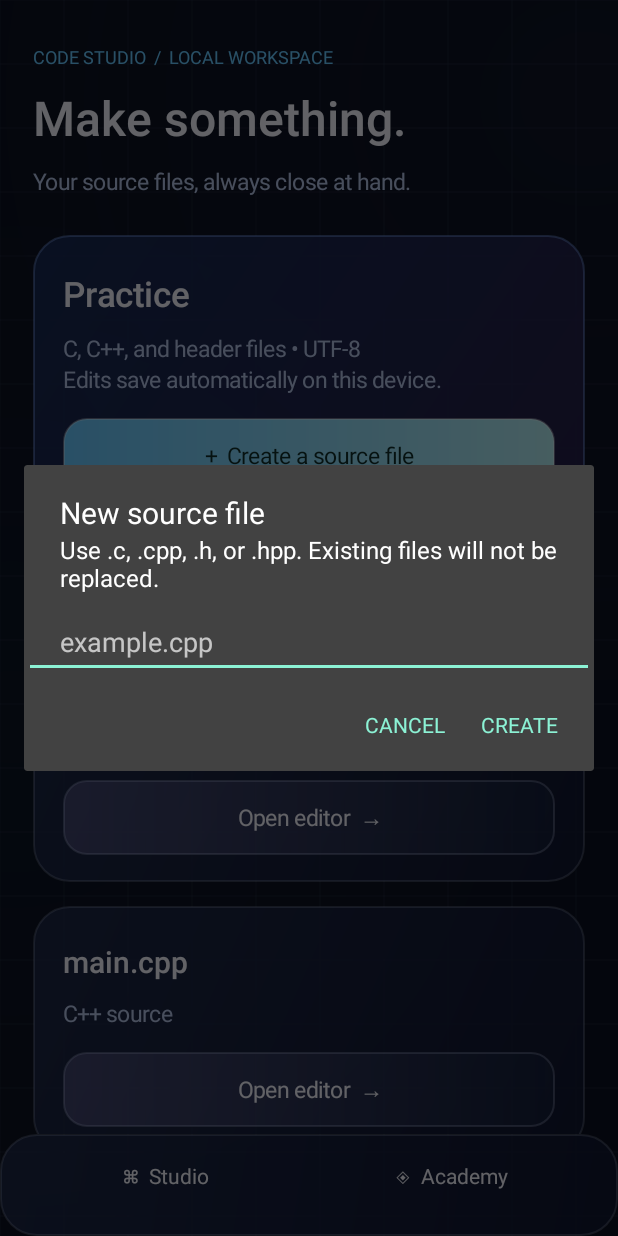
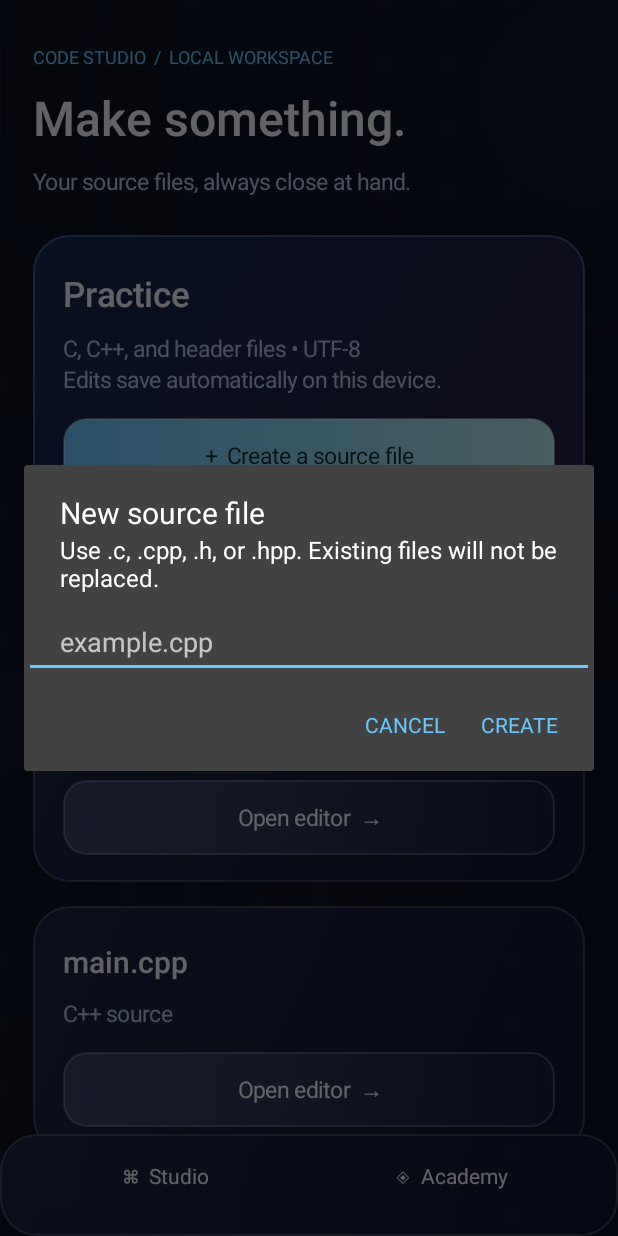
Before and after one commit to ZamCan/C-C-CodeLab, an Android app: the screen it shows after launch (MainActivity), after a tap on "+ Create a source file", on a phone screen of 412 x 824 dp. Run offline under Robolectric (Android 15) with nearby library versions, the phone set to English and light mode, and no system bars; 1 other tap on this screen came first.

Commit message:
Apply C/C++ CodeLab branding and premium native icon palette

```diff
--- a/app/src/main/res/values/styles.xml
+++ b/app/src/main/res/values/styles.xml
@@ -1 +1 @@
-<resources><style name="AppTheme" parent="android:style/Theme.Material.NoActionBar"><item name="android:fontFamily">sans</item><item name="android:windowLightStatusBar">false</item><item name="android:colorAccent">#8CF2D5</item><item name="android:windowBackground">#0B1020</item></style></resources>
+<resources><style name="AppTheme" parent="android:style/Theme.Material.NoActionBar"><item name="android:fontFamily">sans</item><item name="android:windowLightStatusBar">false</item><item name="android:colorAccent">#67C8FF</item><item name="android:windowBackground">#0B1025</item></style></resources>
```
